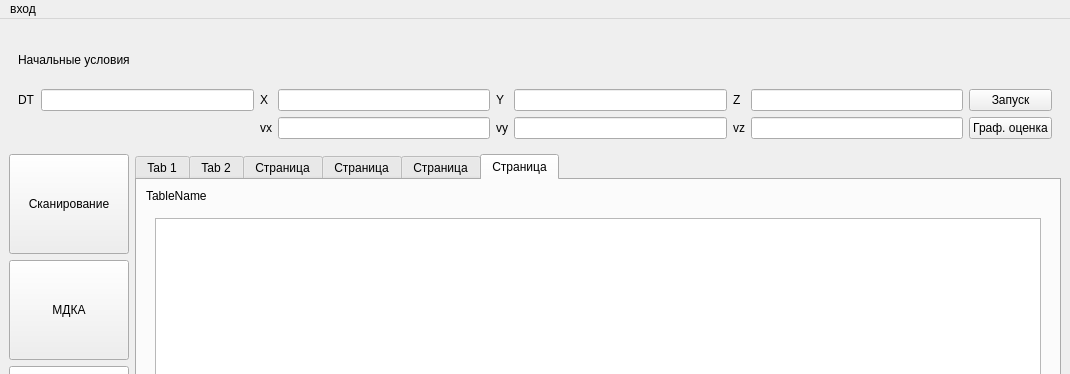
This is mainwindow.ui in MaryBark/SSMZP as Qt 5 draws it before an edit; both pictures show x 0 to 1070 and y 0 to 374 of the 1070 by 919 pixel window. The edited form follows.
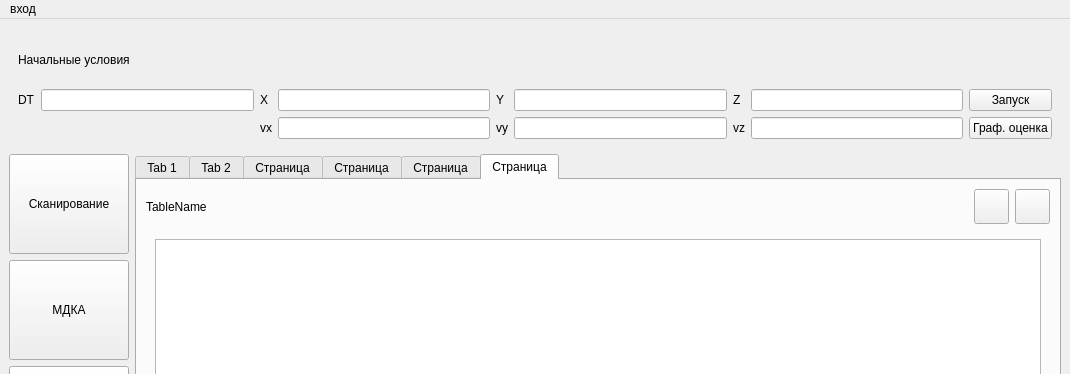
This is the edited form. The open tabs and pages were chosen to show the change.

Diff of the .ui file:
```diff
--- a/mainwindow.ui
+++ b/mainwindow.ui
@@ -405,15 +405,82 @@
        <attribute name="title">
         <string>Страница</string>
        </attribute>
-       <layout class="QGridLayout" name="gridLayout_7">
-        <item row="0" column="0">
-         <widget class="QLabel" name="label_9">
-          <property name="text">
-           <string>TableName</string>
-          </property>
-         </widget>
+       <layout class="QVBoxLayout" name="verticalLayout_3">
+        <item>
+         <layout class="QHBoxLayout" name="horizontalLayout_4">
+          <item>
+           <widget class="QLabel" name="label_9">
+            <property name="minimumSize">
+             <size>
+              <width>150</width>
+              <height>0</height>
+             </size>
+            </property>
+            <property name="maximumSize">
+             <size>
+              <width>150</width>
+              <height>16777215</height>
+             </size>
+            </property>
+            <property name="text">
+             <string>TableName</string>
+            </property>
+           </widget>
+          </item>
+          <item>
+           <spacer name="horizontalSpacer">
+            <property name="orientation">
+             <enum>Qt::Horizontal</enum>
+            </property>
+            <property name="sizeHint" stdset="0">
+             <size>
+              <width>40</width>
+              <height>20</height>
+             </size>
+            </property>
+           </spacer>
+          </item>
+          <item>
+           <widget class="QPushButton" name="pBback">
+            <property name="minimumSize">
+             <size>
+              <width>35</width>
+              <height>35</height>
+             </size>
+            </property>
+            <property name="maximumSize">
+             <size>
+              <width>35</width>
+              <height>35</height>
+             </size>
+            </property>
+            <property name="text">
+             <string/>
+            </property>
+           </widget>
+          </item>
+          <item>
+           <widget class="QPushButton" name="pBNext">
+            <property name="minimumSize">
+             <size>
+              <width>35</width>
+              <height>35</height>
+             </size>
+            </property>
+            <property name="maximumSize">
+             <size>
+              <width>35</width>
+              <height>35</height>
+             </size>
+            </property>
+            <property name="text">
+             <string/>
+            </property>
+           </widget>
+          </item>
+         </layout>
         </item>
-        <item row="1" column="0">
+        <item>
          <widget class="QStackedWidget" name="stackedWidget_2">
           <property name="currentIndex">
            <number>0</number>
```
Left out of the diff: 8 changed lines with no effect on the pictures.
